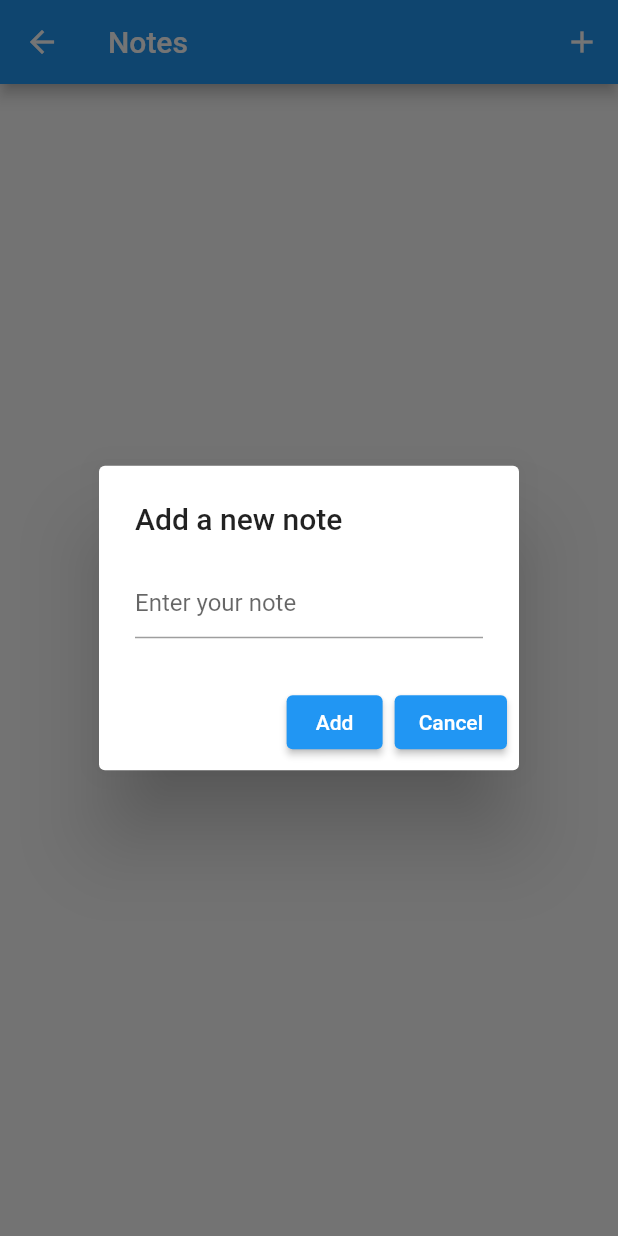
After one commit to Palika-Sathish/flutter_app, a Flutter app: the NotesScreen screen opened by its route, after a tap on the "add" icon, on a phone screen of 412 x 824 dp. The commit adds this screen. Run offline on Flutter 3.47's test engine with Material 2 defaults, Android fonts, the phone set to English and light mode, and no system bars.

Commit message:
Notes tool added

```diff
--- /dev/null
+++ b/lib/NotesScreen.dart
@@ -0,0 +1,67 @@
+import 'package:flutter/material.dart';
+
+class NotesScreen extends StatefulWidget {
+  @override
+  _NotesScreenState createState() => _NotesScreenState();
+}
+
+class _NotesScreenState extends State<NotesScreen> {
+  List<String> notes = [];
+  TextEditingController noteTextController = TextEditingController();
+
+  void _addNote() {
+    setState(() {
+      notes.add(noteTextController.text);
+      noteTextController.clear();
+    });
+  }
+
+  @override
+  Widget build(BuildContext context) {
+    return Scaffold(
+      appBar: AppBar(
+        title: Text('Notes'),
+        actions: [
+          IconButton(
+            icon: Icon(Icons.add),
+            onPressed: () {
+              showDialog(
+                context: context,
+                builder: (BuildContext context) {
+                  return AlertDialog(
+                    title: Text('Add a new note'),
+                    content: TextFormField(
+                      controller: noteTextController,
+                      decoration: InputDecoration(hintText: 'Enter your note'),
+                    ),
+                    actions: [
+                      ElevatedButton(
+                        onPressed: () {
+                          Navigator.of(context).pop();
+                          _addNote();
+                        },
+                        child: Text('Add'),
+                      ),
+                      ElevatedButton(
+                        onPressed: () => Navigator.of(context).pop(),
+                        child: Text('Cancel'),
+                      ),
+                    ],
+                  );
+                },
+              );
+            },
+          ),
+        ],
+      ),
+      body: ListView.builder(
+        itemCount: notes.length,
+        itemBuilder: (context, index) {
+          return ListTile(
+            title: Text(notes[index]),
+          );
+        },
+      ),
+    );
+  }
+}
--- a/lib/main.dart
+++ b/lib/main.dart
@@ -1,3 +1,4 @@
+import 'NotesScreen.dart';
 import 'welcome.dart';
 import 'package:flutter/material.dart';
 import 'calculator.dart';
@@ -16,6 +17,7 @@ class MyApp extends StatelessWidget {
         '/': (context) => WelcomeScreen(),
        // '/weather': (context) => WeatherPage(),
         '/calculator': (context) => CalculatorPage(),
+        '/notes': (context) => NotesScreen(),
       },
     );
   }
```
Also changed, not shown: lib/welcome.dart (+11 -1 lines).
